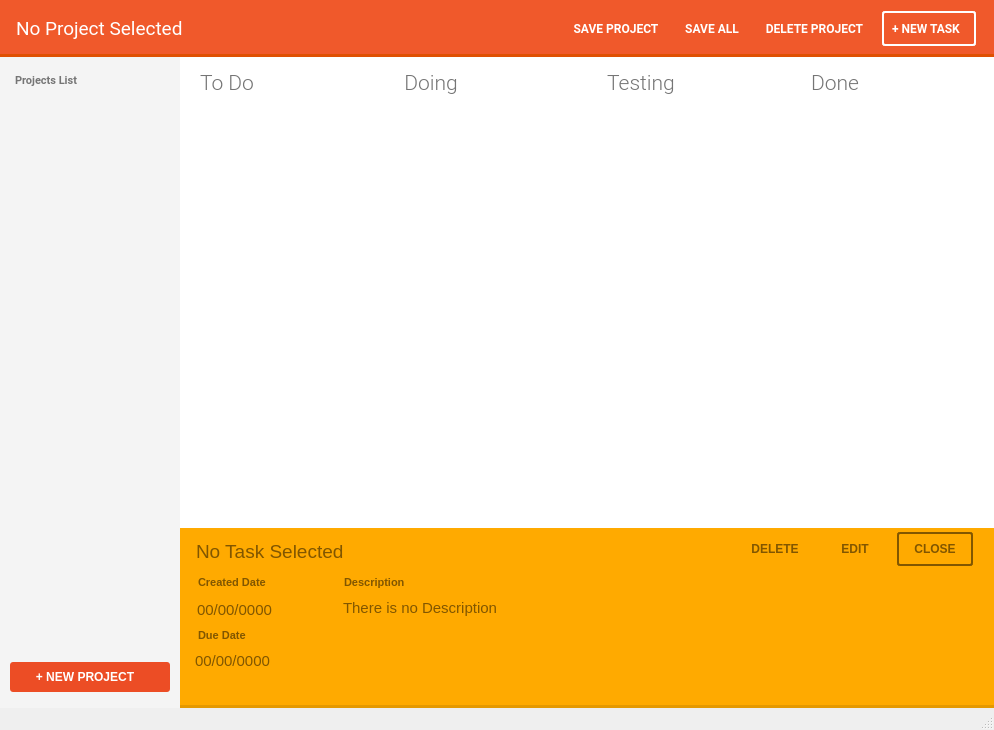
Old version of the form MonkeyManager/mainwindow.ui in the repository MendozaProject/monkey-manager.
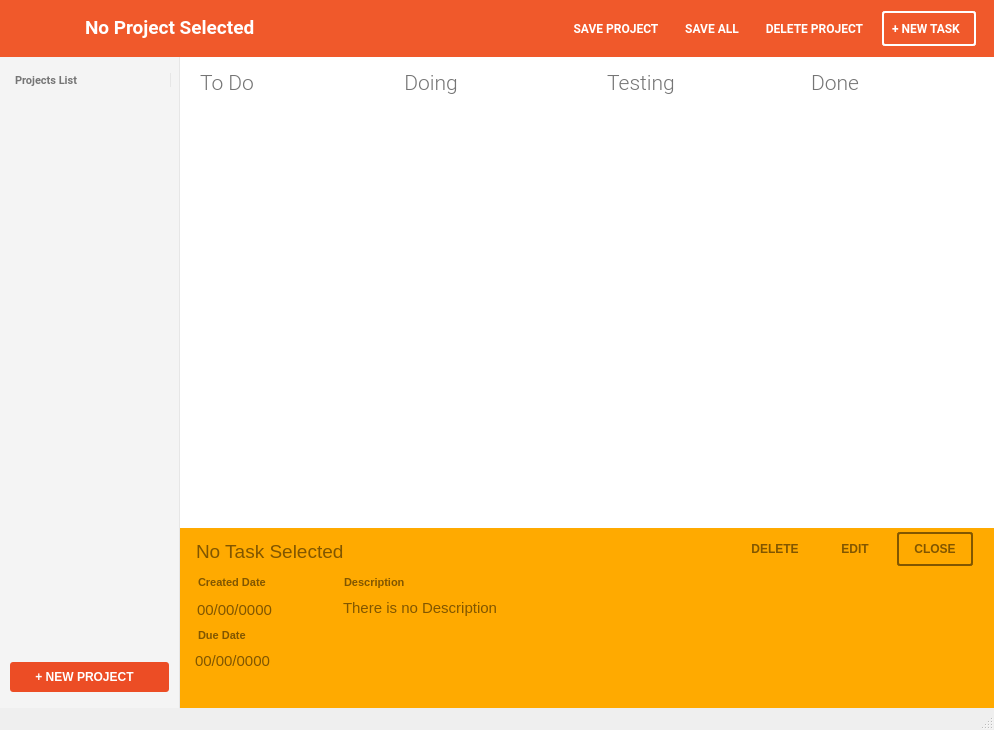
New version of the form. Icons and pictures are not drawn.

Commit message:
Added button to hide Projects List
Added icons to some buttons

Minor UI edits

```diff
--- a/MonkeyManager/mainwindow.ui
+++ b/MonkeyManager/mainwindow.ui
@@ -23,13 +23,13 @@
     <bool>false</bool>
    </property>
    <property name="styleSheet">
-    <string notr="true">.QWidget {
+    <string notr="true">QWidget {
 	font-family: &quot;Roboto&quot;;
 }
-.QLabel {
+QLabel {
 	font-family: &quot;Roboto&quot;;
 }
-.QPushButton {
+QPushButton {
 	font-family: &quot;Roboto&quot;;
 	font-weight: 600;
 	border-radius: 3px;
@@ -167,10 +167,11 @@
        <bool>false</bool>
       </property>
       <property name="styleSheet">
-       <string notr="true">.QFrame{
+       <string notr="true">QFrame{
 	background:rgb(244, 244, 244);
-	border-color: red;
-	border-right-width: 2;
+	border-color: rgb(230, 230, 230);
+	border-right-width: 1;
+	border-style: solid;
 }
 .QListView{
 	background:rgb(244, 244, 244);
@@ -712,7 +713,7 @@
 }
 QWidget#horizontalWidget{
 	border-color: rgb(223, 80, 2);
-	border-bottom-width: 3;
+	border-bottom-width: 0;
 	border-style: solid;
 }
  .QPushButton:hover {
@@ -728,11 +729,34 @@
       </property>
       <layout class="QHBoxLayout" name="horizontalLayout">
        <property name="leftMargin">
-        <number>16</number>
+        <number>9</number>
        </property>
        <property name="rightMargin">
         <number>16</number>
        </property>
+       <item>
+        <widget class="QPushButton" name="pushButton">
+         <property name="styleSheet">
+          <string notr="true">font-size: 18pt;
+font-weight: 500;
+padding: 0;</string>
+         </property>
+         <property name="text">
+          <string/>
+         </property>
+         <property name="icon">
+          <iconset>
+           <normalon>:/icons/icons/ic_menu_white_24dp_1x.png</normalon>
+          </iconset>
+         </property>
+         <property name="iconSize">
+          <size>
+           <width>24</width>
+           <height>24</height>
+          </size>
+         </property>
+        </widget>
+       </item>
        <item>
         <widget class="QLabel" name="projectNameLabel">
          <property name="minimumSize">
@@ -745,12 +769,16 @@
           <font>
            <family>Roboto</family>
            <pointsize>14</pointsize>
+           <weight>75</weight>
+           <bold>true</bold>
           </font>
          </property>
          <property name="styleSheet">
           <string notr="true">color:rgb(255, 255, 255);
 font-family: &quot;Roboto&quot;;
-font-size: 14pt;</string>
+font-size: 14pt;
+font-weight: 600;
+margin-bottom: 2;</string>
          </property>
          <property name="text">
           <string>No Project Selected</string>
@@ -1671,7 +1699,7 @@
 	background-color:rgb(255, 170, 0);
 }
 QWidget#taskDescriptionWidget {
-	border-bottom-width: 3px;
+	border-bottom-width: 0;
     border-style: solid;
     border-color: rgb(229, 153, 0);
 }
```
Left out of the diff: 36 changed lines with no effect on the pictures. The commit also changes 12 other files.
